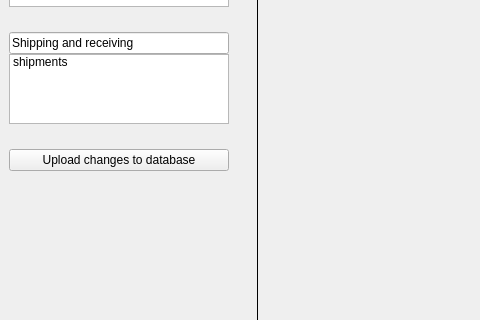
This is main_ui/mainwindow.ui in IncandelaLab/SharedUI as Qt 5 draws it before an edit; both pictures show x 0 to 480 and y 359 to 679 of the 1366 by 858 pixel window. The edited form follows.
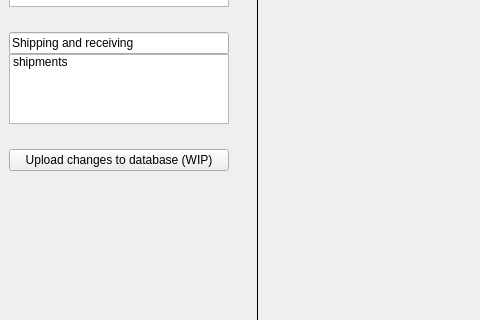
This is the edited form.

Patch:
```diff
--- a/main_ui/mainwindow.ui
+++ b/main_ui/mainwindow.ui
@@ -190,7 +190,7 @@
         <item>
          <widget class="QPushButton" name="pbUpload">
           <property name="text">
-           <string>Upload changes to database</string>
+           <string>Upload changes to database (WIP)</string>
           </property>
          </widget>
         </item>
```
